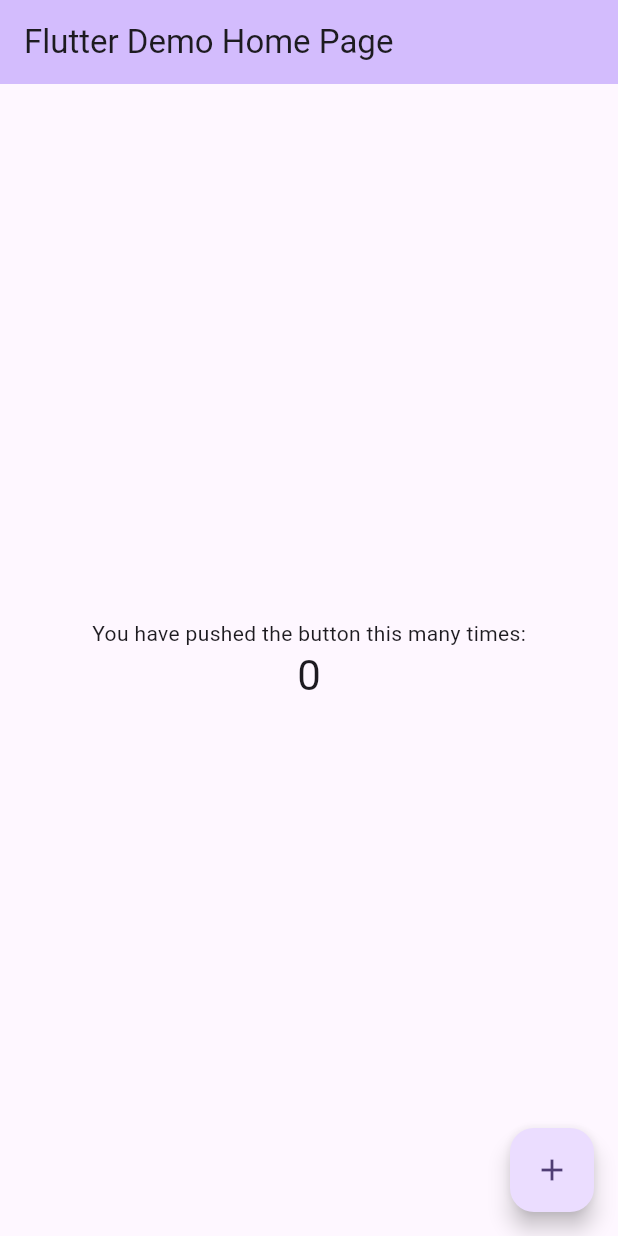
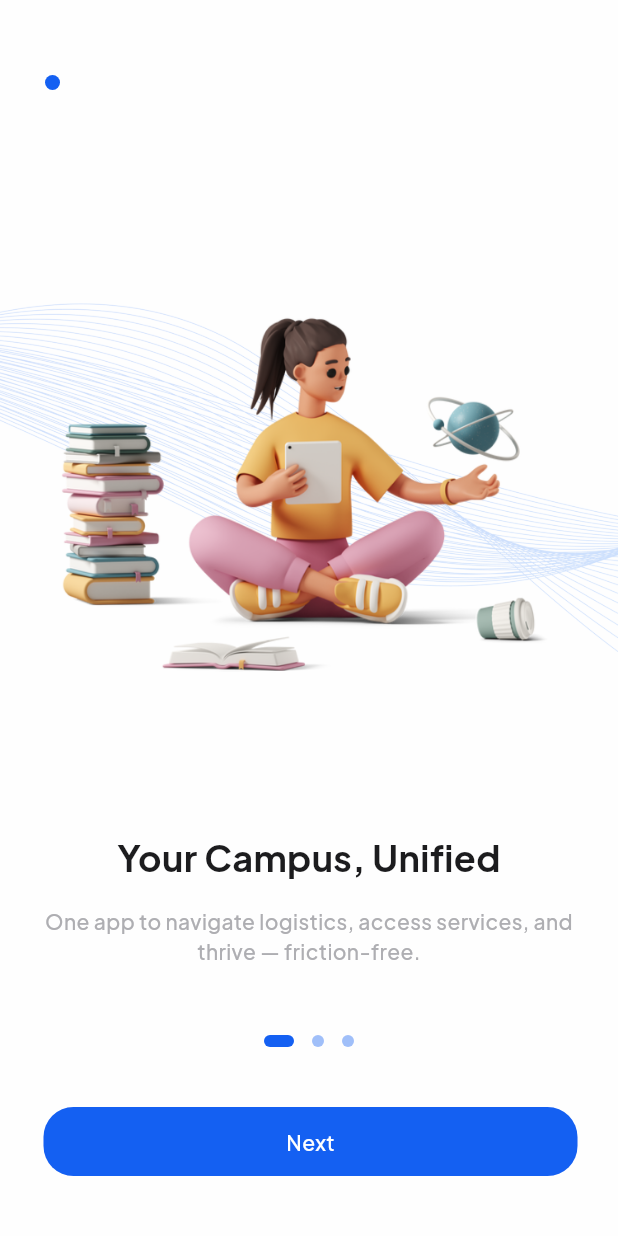
Before and after one commit to Kalvabhavik/hyve-mobile, a Flutter app: the screen it shows after launch, on a phone screen of 412 x 824 dp. Run offline on Flutter 3.47's test engine with Material 3 defaults, Android fonts, the phone set to English and light mode, and no system bars; our stand-ins replace flutter_bloc, google_fonts, shared_preferences.

Commit message:
add onboarding

```diff
--- /dev/null
+++ b/lib/features/home/view/home_page.dart
@@ -0,0 +1,10 @@
+import 'package:flutter/material.dart';
+
+class HomePage extends StatelessWidget {
+  const HomePage({super.key});
+
+  @override
+  Widget build(BuildContext context) {
+    return const Scaffold(body: Center(child: Text("hello worlds")));
+  }
+}
--- /dev/null
+++ b/lib/features/onboarding/bloc/onboarding_bloc.dart
@@ -0,0 +1,47 @@
+import 'package:flutter_bloc/flutter_bloc.dart';
+import 'package:shared_preferences/shared_preferences.dart';
+
+part 'onboarding_event.dart';
+part 'onboarding_state.dart';
+
+class OnboardingBloc extends Bloc<OnboardingEvent, OnboardingState> {
+  final SharedPreferencesAsync _prefs;
+  final int totalPages;
+
+  OnboardingBloc({
+    required this.totalPages,
+    SharedPreferencesAsync? prefs,
+  })  : _prefs = prefs ?? SharedPreferencesAsync(),
+        super(OnboardingInProgress(currentIndex: 0, totalPages: totalPages)) {
+    on<OnboardingNextTapped>(_onNextTapped);
+    on<OnboardingPageChanged>(_onPageChanged);
+  }
+
+  Future<void> _onNextTapped(
+    OnboardingNextTapped event,
+    Emitter<OnboardingState> emit,
+  ) async {
+    final current = state;
+    if (current is! OnboardingInProgress) return;
+
+    if (current.isLastPage) {
+      await _prefs.setBool('isOnboardingComplete', false);
+      emit(OnboardingComplete());
+    } else {
+      emit(OnboardingInProgress(
+        currentIndex: current.currentIndex + 1,
+        totalPages: totalPages,
+      ));
+    }
+  }
+
+  void _onPageChanged(
+    OnboardingPageChanged event,
+    Emitter<OnboardingState> emit,
+  ) {
+    emit(OnboardingInProgress(
+      currentIndex: event.index,
+      totalPages: totalPages,
+    ));
+  }
+}
--- /dev/null
+++ b/lib/features/onboarding/bloc/onboarding_event.dart
@@ -0,0 +1,12 @@
+part of 'onboarding_bloc.dart';
+
+sealed class OnboardingEvent {}
+
+/// User tapped Next or Get Started
+class OnboardingNextTapped extends OnboardingEvent {}
+
+/// PageView swiped manually
+class OnboardingPageChanged extends OnboardingEvent {
+  final int index;
+  OnboardingPageChanged(this.index);
+}
--- /dev/null
+++ b/lib/features/onboarding/bloc/onboarding_state.dart
@@ -0,0 +1,19 @@
+part of 'onboarding_bloc.dart';
+
+sealed class OnboardingState {}
+
+/// Normal state — user is viewing a slide
+class OnboardingInProgress extends OnboardingState {
+  final int currentIndex;
+  final int totalPages;
+
+  OnboardingInProgress({
+    required this.currentIndex,
+    required this.totalPages,
+  });
+
+  bool get isLastPage => currentIndex == totalPages - 1;
+}
+
+/// Prefs saved, ready to navigate — UI listens and pushes HomePage
+class OnboardingComplete extends OnboardingState {}
--- /dev/null
+++ b/lib/features/onboarding/view/onboarding_page.dart
@@ -0,0 +1,342 @@
+import 'package:dots_indicator/dots_indicator.dart';
+import 'package:flutter/material.dart';
+import 'package:flutter_bloc/flutter_bloc.dart';
+import 'package:google_fonts/google_fonts.dart';
+import 'package:hyve/features/home/view/home_page.dart';
+import 'package:hyve/features/onboarding/bloc/onboarding_bloc.dart';
+
+// ─── Assets & Colors ────────────────────────────────────────────────────────
+
+class ImagesPath {
+  static String kOnboarding1 = 'assets/onboarding/onboarding1.png';
+  static String kOnboarding2 = 'assets/onboarding/onBoarding2.png';
+  static String kOnboarding3 = 'assets/onboarding/onBoarding3.png';
+}
+
+class AppColor {
+  static Color kPrimary = const Color(0XFF1460F2);
+  static Color kWhite = const Color(0XFFFFFFFF);
+  static Color kOnBoardingColor = const Color(0XFFFEFEFE);
+  static Color kGrayscale40 = const Color(0XFFAEAEB2);
+  static Color kGrayscaleDark100 = const Color(0XFF1C1C1E);
+}
+
+// ─── Data Model ─────────────────────────────────────────────────────────────
+
+class OnBoardingModel {
+  final String title;
+  final String description;
+  final String image;
+
+  const OnBoardingModel({
+    required this.title,
+    required this.description,
+    required this.image,
+  });
+}
+
+const List<OnBoardingModel> onBoardinglist = [
+  OnBoardingModel(
+    title: 'Your Campus, Unified',
+    description:
+        'One app to navigate logistics, access services, and thrive — friction-free.',
+    image: 'assets/onboarding/onboarding1.png',
+  ),
+  OnBoardingModel(
+    title: 'Stay in the Loop',
+    description: 'News, announcements, events, and a vibrant community for all your academic and non-academic needs.',
+    image: 'assets/onboarding/onBoarding2.png',
+  ),
+  OnBoardingModel(
+    title: 'Organize Your Day',
+    description: 'Timetables, planners, and schedules — all in one place, always at your fingertips.',
+    image: 'assets/onboarding/onBoarding3.png',
+  ),
+];
+
+// ─── Screen (provides its own BLoC) ─────────────────────────────────────────
+
+class OnBoardingScreen extends StatelessWidget {
+  const OnBoardingScreen({super.key});
+
+  @override
+  Widget build(BuildContext context) {
+    return BlocProvider(
+      create: (_) => OnboardingBloc(totalPages: onBoardinglist.length),
+      child: const _OnBoardingView(),
+    );
+  }
+}
+
+// ─── View (consumes BLoC) ────────────────────────────────────────────────────
+
+class _OnBoardingView extends StatefulWidget {
+  const _OnBoardingView();
+
+  @override
+  State<_OnBoardingView> createState() => _OnBoardingViewState();
+}
+
+class _OnBoardingViewState extends State<_OnBoardingView> {
+  final PageController _pageController = PageController();
+
+  @override
+  void dispose() {
+    _pageController.dispose();
+    super.dispose();
+  }
+
+  /// Drive the PageView when BLoC increments the page (Next button tap).
+  /// Manual swipes update BLoC via onPageChanged — no need to animate there.
+  void _syncPageController(int index) {
+    if (_pageController.hasClients &&
+        _pageController.page?.round() != index) {
+      _pageController.animateToPage(
+        index,
+        duration: const Duration(milliseconds: 500),
+        curve: Curves.fastOutSlowIn,
+      );
+    }
+  }
+
+  @override
+  Widget build(BuildContext context) {
+    return BlocConsumer<OnboardingBloc, OnboardingState>(
+      listener: (context, state) {
+        if (state is OnboardingInProgress) {
+          // Keep PageView in sync when Next was tapped
+          _syncPageController(state.currentIndex);
+        } else if (state is OnboardingComplete) {
+          // Navigate — BLoC already saved prefs, nothing else to do here
+          Navigator.of(context).pushReplacement(
+            MaterialPageRoute(builder: (_) => HomePage()),
+          );
+        }
+      },
+      builder: (context, state) {
+        // Guard: only build UI while onboarding is in progress
+        if (state is! OnboardingInProgress) return const SizedBox.shrink();
+
+        return Scaffold(
+          backgroundColor: AppColor.kOnBoardingColor,
+          body: Column(
+            crossAxisAlignment: CrossAxisAlignment.start,
+            children: [
+              const SizedBox(height: 20),
+              Container(
+                height: 10,
+                width: 10,
+                margin: const EdgeInsets.all(30),
+                decoration: BoxDecoration(
+                  shape: BoxShape.circle,
+                  color: AppColor.kPrimary,
+                ),
+              ),
+              const SizedBox(height: 16),
+              Expanded(
+                child: PageView.builder(
+                  controller: _pageController,
+                  scrollDirection: Axis.horizontal,
+                  physics: const BouncingScrollPhysics(),
+                  itemCount: onBoardinglist.length,
+                  onPageChanged: (index) {
+                    context
+                        .read<OnboardingBloc>()
+                        .add(OnboardingPageChanged(index));
+                  },
+                  itemBuilder: (context, index) {
+                    return OnBoardingCard(
+                      onBoardingModel: onBoardinglist[index],
+                    );
+                  },
+                ),
+              ),
+              const SizedBox(height: 40),
+              Center(
+                child: DotsIndicator(
+                  dotsCount: onBoardinglist.length,
+                  position: state.currentIndex.toDouble(),
+                  decorator: DotsDecorator(
+                    color: AppColor.kPrimary.withValues(alpha: 0.4),
+                    size: const Size.square(8.0),
+                    activeSize: const Size(20.0, 8.0),
+                    activeShape: RoundedRectangleBorder(
+                      borderRadius: BorderRadius.circular(5),
+                    ),
+                    activeColor: AppColor.kPrimary,
+                  ),
+                ),
+              ),
+              const SizedBox(height: 30),
+              Padding(
+                padding: const EdgeInsets.only(left: 25, right: 23, bottom: 36),
+                child: PrimaryButton(
+                  elevation: 0,
+                  onTap: () =>
+                      context.read<OnboardingBloc>().add(OnboardingNextTapped()),
+                  text: state.isLastPage ? 'Get Started' : 'Next',
+                  bgColor: AppColor.kPrimary,
+                  borderRadius: 20,
+                  height: 46,
+                  width: double.infinity,
+                  textColor: AppColor.kWhite,
+                ),
+              ),
+            ],
+          ),
+        );
+      },
+    );
+  }
+}
+
+// ─── Reusable Widgets ────────────────────────────────────────────────────────
+
+class PrimaryButton extends StatefulWidget {
+  final VoidCallback onTap;
+  final String text;
+  final double? width;
+  final double? height;
+  final double? borderRadius, elevation;
+  final double? fontSize;
+  final IconData? iconData;
+  final Color? textColor, bgColor;
+
+  const PrimaryButton({
+    super.key,
+    required this.onTap,
+    required this.text,
+    this.width,
+    this.height,
+    this.elevation = 5,
+    this.borderRadius,
+    this.fontSize,
+    required this.textColor,
+    required this.bgColor,
+    this.iconData,
+  });
+
+  @override
+  State<PrimaryButton> createState() => _PrimaryButtonState();
+}
+
+class _PrimaryButtonState extends State<PrimaryButton>
+    with SingleTickerProviderStateMixin {
+  late AnimationController _controller;
+  final Duration _animationDuration = const Duration(milliseconds: 300);
+  final Tween<double> _tween = Tween<double>(begin: 1.0, end: 0.95);
+
+  @override
+  void initState() {
+    super.initState();
+    _controller = AnimationController(vsync: this, duration: _animationDuration)
+      ..addListener(() => setState(() {}));
+  }
+
+  @override
+  void dispose() {
+    _controller.dispose();
+    super.dispose();
+  }
+
+  @override
+  Widget build(BuildContext context) {
+    return GestureDetector(
+      onTap: () {
+        _controller.forward().then((_) => _controller.reverse());
+        widget.onTap();
+      },
+      child: ScaleTransition(
+        scale: _tween.animate(
+          CurvedAnimation(
+            parent: _controller,
+            curve: Curves.easeOut,
+            reverseCurve: Curves.easeIn,
+          ),
+        ),
+        child: Card(
+          elevation: widget.elevation ?? 5,
+          shape: RoundedRectangleBorder(
+            borderRadius: BorderRadius.circular(widget.borderRadius!),
+          ),
+          child: Container(
+            height: widget.height ?? 55,
+            alignment: Alignment.center,
+            width: widget.width ?? double.maxFinite,
+            decoration: BoxDecoration(
+              color: widget.bgColor,
+              borderRadius: BorderRadius.circular(widget.borderRadius!),
+            ),
+            child: Text(
+              widget.text,
+              style: GoogleFonts.plusJakartaSans(
+                fontSize: widget.fontSize ?? 14,
+                fontWeight: FontWeight.w500,
+                color: widget.textColor,
+              ),
+            ),
+          ),
+        ),
+      ),
+    );
+  }
+}
+
+class OnBoardingCard extends StatelessWidget {
+  final OnBoardingModel onBoardingModel;
+
+  const OnBoardingCard({super.key, required this.onBoardingModel});
+
+  @override
+  Widget build(BuildContext context) {
+    return Column(
+      children: [
+        const Expanded(child: SizedBox()),
+        Image.asset(
+          onBoardingModel.image,
+          height: 300,
+          width: double.maxFinite,
+          fit: BoxFit.fitWidth,
+        ),
+        const Expanded(child: SizedBox()),
+        OnboardingTextCard(onBoardingModel: onBoardingModel),
+      ],
+    );
+  }
+}
+
+class OnboardingTextCard extends StatelessWidget {
+  final OnBoardingModel onBoardingModel;
+
+  const OnboardingTextCard({required this.onBoardingModel, super.key});
+
+  @override
+  Widget build(BuildContext context) {
+    return Padding(
+      padding: const EdgeInsets.symmetric(horizontal: 23),
+      child: Column(
+        children: [
+          Text(
+            onBoardingModel.title,
+            textAlign: TextAlign.center,
+            style: GoogleFonts.plusJakartaSans(
+              fontSize: 24,
+              fontWeight: FontWeight.bold,
+              color: AppColor.kGrayscaleDark100,
+            ),
+          ),
+          const SizedBox(height: 16),
+          Text(
+            onBoardingModel.description,
+            textAlign: TextAlign.center,
+            style: GoogleFonts.plusJakartaSans(
+              fontSize: 14,
+              fontWeight: FontWeight.w500,
+              color: AppColor.kGrayscale40,
+            ),
+          ),
+        ],
+      ),
+    );
+  }
+}
--- a/lib/main.dart
+++ b/lib/main.dart
@@ -1,4 +1,5 @@
 import 'package:flutter/material.dart';
+import 'package:hyve/features/onboarding/view/onboarding_page.dart';
 
 void main() {
   runApp(const MyApp());
@@ -7,116 +8,15 @@ void main() {
 class MyApp extends StatelessWidget {
   const MyApp({super.key});
 
-  // This widget is the root of your application.
   @override
   Widget build(BuildContext context) {
     return MaterialApp(
       title: 'Flutter Demo',
+      debugShowCheckedModeBanner: false,
       theme: ThemeData(
-        // This is the theme of your application.
-        //
-        // TRY THIS: Try running your application with "flutter run". You'll see
-        // the application has a purple toolbar. Then, without quitting the app,
-        // try changing the seedColor in the colorScheme below to Colors.green
-        // and then invoke "hot reload" (save your changes or press the "hot
-        // reload" button in a Flutter-supported IDE, or press "r" if you used
-        // the command line to start the app).
-        //
-        // Notice that the counter didn't reset back to zero; the application
-        // state is not lost during the reload. To reset the state, use hot
-        // restart instead.
-        //
-        // This works for code too, not just values: Most code changes can be
-        // tested with just a hot reload.
         colorScheme: .fromSeed(seedColor: Colors.deepPurple),
       ),
-      home: const MyHomePage(title: 'Flutter Demo Home Page'),
+      home: const OnBoardingScreen(),
     );
   }
 }
-
-class MyHomePage extends StatefulWidget {
-  const MyHomePage({super.key, required this.title});
-
-  // This widget is the home page of your application. It is stateful, meaning
-  // that it has a State object (defined below) that contains fields that affect
-  // how it looks.
-
-  // This class is the configuration for the state. It holds the values (in this
-  // case the title) provided by the parent (in this case the App widget) and
-  // used by the build method of the State. Fields in a Widget subclass are
-  // always marked "final".
-
-  final String title;
-
-  @override
-  State<MyHomePage> createState() => _MyHomePageState();
-}
-
-class _MyHomePageState extends State<MyHomePage> {
-  int _counter = 0;
-
-  void _incrementCounter() {
-    setState(() {
-      // This call to setState tells the Flutter framework that something has
-      // changed in this State, which causes it to rerun the build method below
-      // so that the display can reflect the updated values. If we changed
-      // _counter without calling setState(), then the build method would not be
-      // called again, and so nothing would appear to happen.
-      _counter++;
-    });
-  }
-
-  @override
-  Widget build(BuildContext context) {
-    // This method is rerun every time setState is called, for instance as done
-    // by the _incrementCounter method above.
-    //
-    // The Flutter framework has been optimized to make rerunning build methods
-    // fast, so that you can just rebuild anything that needs updating rather
-    // than having to individually change instances of widgets.
-    return Scaffold(
-      appBar: AppBar(
-        // TRY THIS: Try changing the color here to a specific color (to
-        // Colors.amber, perhaps?) and trigger a hot reload to see the AppBar
-        // change color while the other colors stay the same.
-        backgroundColor: Theme.of(context).colorScheme.inversePrimary,
-        // Here we take the value from the MyHomePage object that was created by
-        // the App.build method, and use it to set our appbar title.
-        title: Text(widget.title),
-      ),
-      body: Center(
-        // Center is a layout widget. It takes a single child and positions it
-        // in the middle of the parent.
-        child: Column(
-          // Column is also a layout widget. It takes a list of children and
-          // arranges them vertically. By default, it sizes itself to fit its
-          // children horizontally, and tries to be as tall as its parent.
-          //
-          // Column has various properties to control how it sizes itself and
-          // how it positions its children. Here we use mainAxisAlignment to
-          // center the children vertically; the main axis here is the vertical
-          // axis because Columns are vertical (the cross axis would be
-          // horizontal).
-          //
-          // TRY THIS: Invoke "debug painting" (choose the "Toggle Debug Paint"
-          // action in the IDE, or press "p" in the console), to see the
-          // wireframe for each widget.
-          mainAxisAlignment: .center,
-          children: [
-            const Text('You have pushed the button this many times:'),
-            Text(
-              '$_counter',
-              style: Theme.of(context).textTheme.headlineMedium,
-            ),
-          ],
-        ),
-      ),
-      floatingActionButton: FloatingActionButton(
-        onPressed: _incrementCounter,
-        tooltip: 'Increment',
-        child: const Icon(Icons.add),
-      ),
-    );
-  }
-}
```
Also changed, not shown: pubspec.yaml (+6 -3 lines), assets/onboarding/onBoarding2.png (added), assets/onboarding/onBoarding3.png (added), assets/onboarding/onboarding1.png (added), pubspec.lock, 3 other files.
